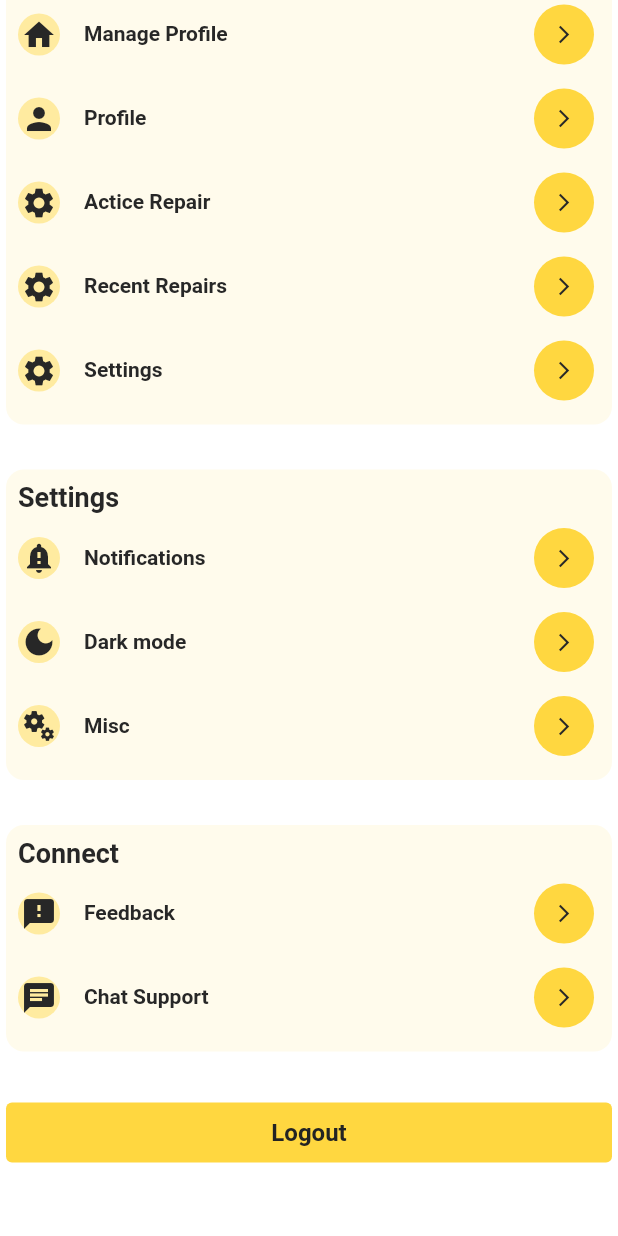
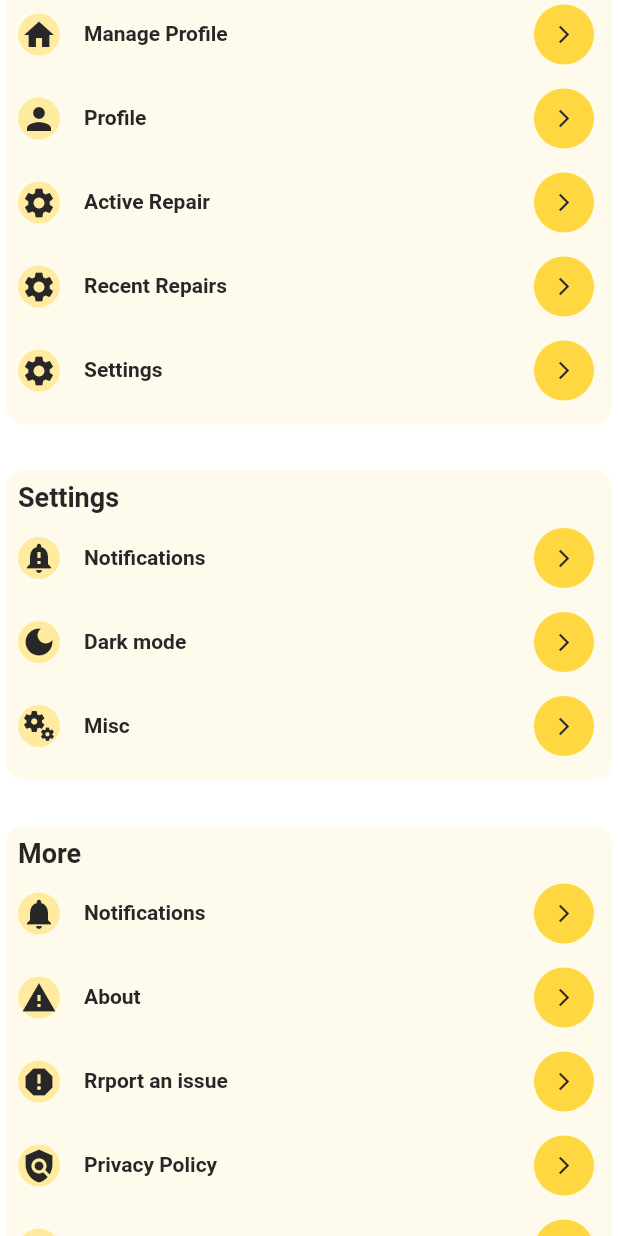
Before and after one commit to BaatoMechanic/bazra_flutter, a Flutter app: the UserProfileMenu screen opened directly, scrolled down 240 dp, on a phone screen of 412 x 824 dp. Run offline on Flutter 3.47's test engine with Material 2 defaults, Android fonts, the phone set to English and light mode, and no system bars; our stand-ins replace audioplayers, carousel_slider, flutter_map, flutter_riverpod, flutter_svg, geolocator and 7 more; missing offline and left inert: dart:ffi, flutter_flip_card, flutter_map_location_marker, location_picker_flutter_map; accounts and stored records are empty; Roboto replaces fonts that are missing (Montserrat).

Commit message:
Added more options to menu

```diff
--- a/lib/src/features/menu/user_profile_menu.dart
+++ b/lib/src/features/menu/user_profile_menu.dart
@@ -17,47 +17,47 @@ import '../../utils/helpers/helper_functions.dart';
 class UserProfileMenu extends StatelessWidget {
   UserProfileMenu({super.key});
 
-  List<ProfileTile> profileTiles = [
-    ProfileTile(
+  List<MenuTile> profileTiles = [
+    MenuTile(
       leadingIcon: Icons.settings,
       title: 'Manage data',
       onPressed: (BuildContext context, WidgetRef ref) {},
     ),
-    ProfileTile(
+    MenuTile(
       leadingIcon: Icons.home,
       title: 'Manage Profile',
       onPressed: (BuildContext context, WidgetRef ref) {},
     ),
-    ProfileTile(
+    MenuTile(
       leadingIcon: Icons.person,
       title: 'Profile',
       onPressed: (BuildContext context, WidgetRef ref) {},
     ),
-    ProfileTile(
+    MenuTile(
       leadingIcon: Icons.settings,
-      title: 'Actice Repair',
+      title: 'Active Repair',
       onPressed: (BuildContext context, WidgetRef ref) =>
           context.goNamed(appRoute.repairProgress.name),
     ),
-    ProfileTile(
+    MenuTile(
       leadingIcon: Icons.settings,
       title: 'Recent Repairs',
       onPressed: (BuildContext context, WidgetRef ref) =>
           context.goNamed(appRoute.recentRepairs.name),
     ),
-    ProfileTile(
+    MenuTile(
       leadingIcon: Icons.settings,
       title: 'Settings',
       onPressed: (BuildContext context, WidgetRef ref) {},
     ),
   ];
-  List<ProfileTile> settingsTiles = [
-    ProfileTile(
+  List<MenuTile> settingsTiles = [
+    MenuTile(
       leadingIcon: Icons.notification_important,
       title: 'Notifications',
       onPressed: (BuildContext context, WidgetRef ref) {},
     ),
-    ProfileTile(
+    MenuTile(
       leadingIcon: Icons.dark_mode,
       title: 'Dark mode',
       onPressed: (BuildContext ctx, WidgetRef ref) {
@@ -110,22 +110,54 @@ class UserProfileMenu extends StatelessWidget {
             ctx, [darkTile, lightTile, systemTile]);
       },
     ),
-    ProfileTile(
+    MenuTile(
       leadingIcon: Icons.miscellaneous_services,
       title: 'Misc',
       onPressed: (BuildContext context, WidgetRef ref) {},
     ),
   ];
-  List<ProfileTile> connectTiles = [
-    ProfileTile(
+  List<MenuTile> connectTiles = [
+    MenuTile(
       leadingIcon: Icons.feedback,
       title: 'Feedback',
       onPressed: (BuildContext context, WidgetRef ref) =>
           context.goNamed(appRoute.feedback.name),
     ),
-    ProfileTile(
-      leadingIcon: Icons.chat,
+    MenuTile(
+      leadingIcon: Icons.wechat,
       title: 'Chat Support',
+      onPressed: (BuildContext context, WidgetRef ref) =>
+          context.goNamed(appRoute.supportChat.name),
+    ),
+  ];
+  List<MenuTile> moreTiles = [
+    MenuTile(
+        leadingIcon: Icons.notifications,
+        title: 'Notifications',
+        onPressed: (BuildContext context, WidgetRef ref) {}
+        // context.goNamed(appRoute.feedback.name),
+        ),
+    MenuTile(
+      leadingIcon: Icons.warning,
+      title: 'About',
+      onPressed: (BuildContext context, WidgetRef ref) =>
+          context.goNamed(appRoute.supportChat.name),
+    ),
+    MenuTile(
+      leadingIcon: Icons.report,
+      title: 'Rrport an issue',
+      onPressed: (BuildContext context, WidgetRef ref) =>
+          context.goNamed(appRoute.supportChat.name),
+    ),
+    MenuTile(
+      leadingIcon: Icons.policy,
+      title: 'Privacy Policy',
+      onPressed: (BuildContext context, WidgetRef ref) =>
+          context.goNamed(appRoute.supportChat.name),
+    ),
+    MenuTile(
+      leadingIcon: Icons.key,
+      title: 'Terms and Conditions',
       onPressed: (BuildContext context, WidgetRef ref) =>
           context.goNamed(appRoute.supportChat.name),
     ),
@@ -185,18 +217,20 @@ class UserProfileMenu extends StatelessWidget {
                 const SizedBox(
                   height: AppHeight.h30,
                 ),
-                ProfileTilesSection(
-                    sectionTitle: 'Profile', tiles: profileTiles),
+                MenuTilesSection(sectionTitle: 'Profile', tiles: profileTiles),
                 const SizedBox(
                   height: AppHeight.h30,
                 ),
-                ProfileTilesSection(
+                MenuTilesSection(
                     sectionTitle: 'Settings', tiles: settingsTiles),
                 const SizedBox(
                   height: AppHeight.h30,
                 ),
-                ProfileTilesSection(
-                    sectionTitle: 'Connect', tiles: connectTiles),
+                MenuTilesSection(sectionTitle: 'More', tiles: moreTiles),
+                const SizedBox(
+                  height: AppHeight.h30,
+                ),
+                MenuTilesSection(sectionTitle: 'Connect', tiles: connectTiles),
                 const SizedBox(
                   height: AppHeight.h30,
                 ),
@@ -210,15 +244,15 @@ class UserProfileMenu extends StatelessWidget {
   }
 }
 
-class ProfileTilesSection extends StatelessWidget {
-  ProfileTilesSection({
+class MenuTilesSection extends StatelessWidget {
+  MenuTilesSection({
     Key? key,
     required this.tiles,
     required this.sectionTitle,
   }) : super(key: key);
 
   String sectionTitle;
-  List<ProfileTile> tiles;
+  List<MenuTile> tiles;
   @override
   Widget build(BuildContext context) {
     final bool isDarkTheme = HelperFunctions.isDarkMode(context);
@@ -243,8 +277,8 @@ class ProfileTilesSection extends StatelessWidget {
   }
 }
 
-class ProfileTile extends ConsumerWidget {
-  ProfileTile({
+class MenuTile extends ConsumerWidget {
+  MenuTile({
     Key? key,
     required this.title,
     required this.leadingIcon,
```
